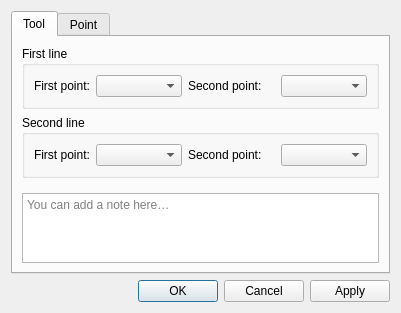
First picture: the form in src/libs/vtools/dialogs/tools/dialoglineintersect.ui, repository equinox-patterns/Ostara, before the edit.
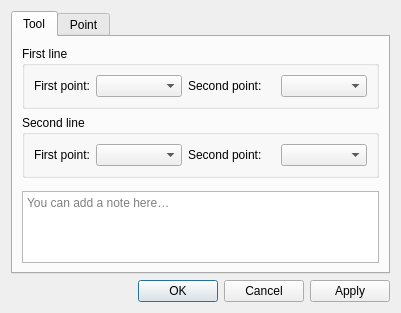
Second picture: the form after the edit. Icons and pictures are not drawn.

What changed in the file:
```diff
--- a/src/libs/vtools/dialogs/tools/dialoglineintersect.ui
+++ b/src/libs/vtools/dialogs/tools/dialoglineintersect.ui
@@ -150,8 +150,8 @@
          </property>
          <property name="sizeHint" stdset="0">
           <size>
-           <width>20</width>
-           <height>40</height>
+           <width>0</width>
+           <height>0</height>
           </size>
          </property>
         </spacer>
```
